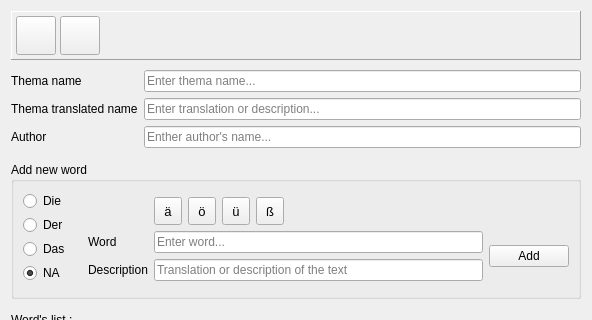
Before: the Qt Designer form src/der_artikel/thema_builder.ui in vikaspachdha/der_artikel, drawn with Qt 5; both pictures show x 0 to 592 and y 0 to 320 of the 592 by 570 pixel window.
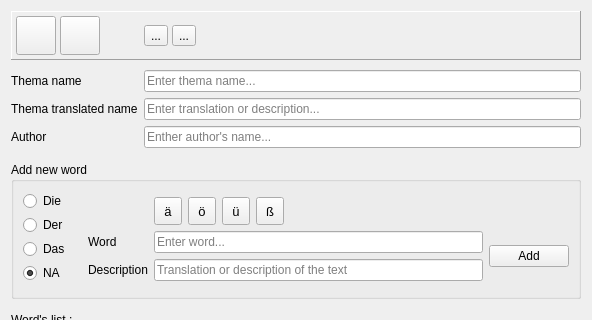
After: the same form once the commit is applied. Icons and pictures are not drawn.

Commit message: Import, export btn.

```diff
--- a/src/der_artikel/thema_builder.ui
+++ b/src/der_artikel/thema_builder.ui
@@ -306,6 +306,62 @@
         </property>
        </widget>
       </item>
+      <item>
+       <spacer name="horizontalSpacer_3">
+        <property name="orientation">
+         <enum>Qt::Horizontal</enum>
+        </property>
+        <property name="sizeType">
+         <enum>QSizePolicy::Fixed</enum>
+        </property>
+        <property name="sizeHint" stdset="0">
+         <size>
+          <width>40</width>
+          <height>20</height>
+         </size>
+        </property>
+       </spacer>
+      </item>
+      <item>
+       <widget class="QToolButton" name="_import_data_btn">
+        <property name="toolTip">
+         <string>Import csv</string>
+        </property>
+        <property name="text">
+         <string>...</string>
+        </property>
+        <property name="icon">
+         <iconset resource="resources.qrc">
+          <normaloff>:/res/resources/import.png</normaloff>:/res/resources/import.png</iconset>
+        </property>
+        <property name="iconSize">
+         <size>
+          <width>32</width>
+          <height>32</height>
+         </size>
+        </property>
+       </widget>
+      </item>
+      <item>
+       <widget class="QToolButton" name="_export_data_btn">
+        <property name="toolTip">
+         <string>Export csv</string>
+        </property>
+        <property name="text">
+         <string>...</string>
+        </property>
+        <property name="icon">
+         <iconset resource="resources.qrc">
+          <normaloff>:/res/resources/export.png</normaloff>:/res/resources/export.png</iconset>
+        </property>
+        <property name="iconSize">
+         <size>
+          <width>32</width>
+          <height>32</height>
+         </size>
+        </property>
+       </widget>
+      </item>
       <item>
        <spacer name="horizontalSpacer">
         <property name="orientation">
```
The commit also changes 4 other files.
